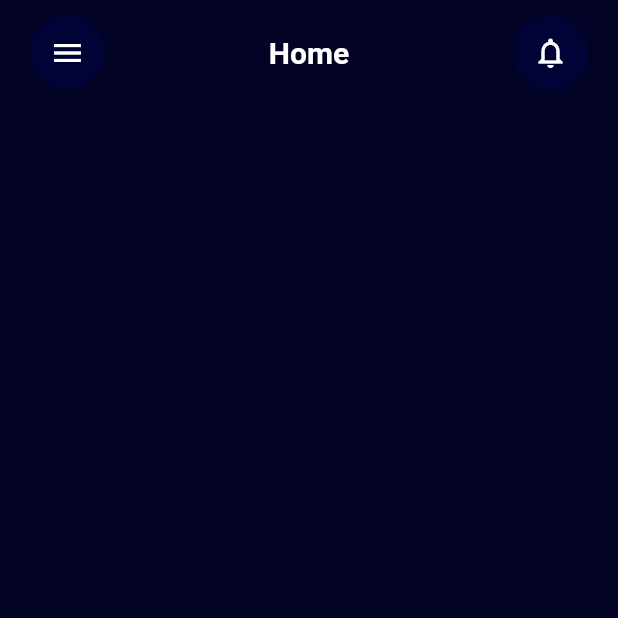
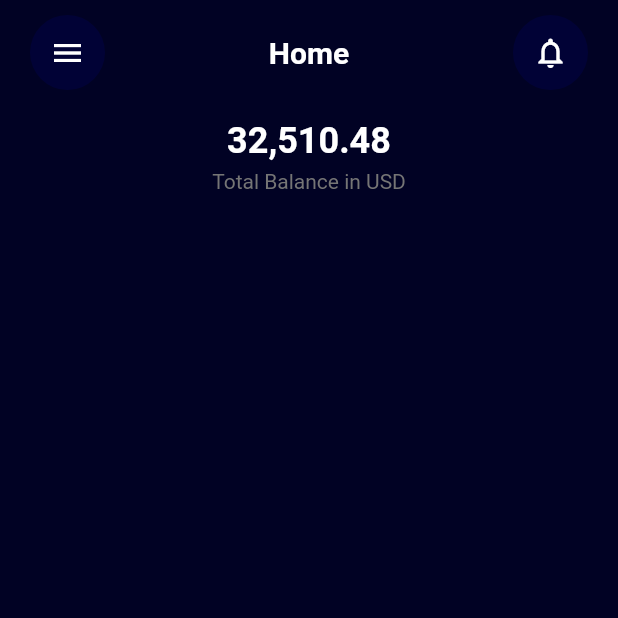
Before and after one commit to Ozurumba007/Wallet_UI_Tutorial, a Flutter app: the screen it shows after launch, on a phone screen of 412 x 824 dp, the top half of it. Run offline on Flutter 3.47's test engine with Material 2 defaults, Android fonts, the phone set to English and light mode, and no system bars.

Commit message:
created a file callled transaction_shortcut.dart

```diff
--- a/lib/screen/home_screen.dart
+++ b/lib/screen/home_screen.dart
@@ -1,4 +1,5 @@
 import 'package:banking_app_ui/component/custom_app_bar.dart';
+import 'package:banking_app_ui/component/total_bal_amount.dart';
 import 'package:flutter/material.dart';
 
 class HomeScreen extends StatefulWidget {
@@ -12,17 +13,22 @@ class _HomeScreenState extends State<HomeScreen> {
   @override
   Widget build(BuildContext context) {
     return Scaffold(
-      backgroundColor: Color.fromARGB(255, 1, 2, 36),
+      backgroundColor: const Color.fromARGB(255, 1, 2, 36),
       body: Padding(
         padding: const EdgeInsets.symmetric(horizontal: 20.0),
         child: SafeArea(
           child: Column(
             children: [
-              SizedBox(height: 10),
+              const SizedBox(height: 10),
               // Custom AppBar of Application
               const CustomAppBar(title: 'Home'),
               const SizedBox(height: 20),
               // Total Balance in Text
+              const TotalBalanceAmount(),
+              // Transaction shortcut Button
+              Row(
+                children: [],
+              ),
             ],
           ),
         ),
```
Also changed, not shown: lib/component/transcation_shortcut.dart (added, +21 -0 lines).
